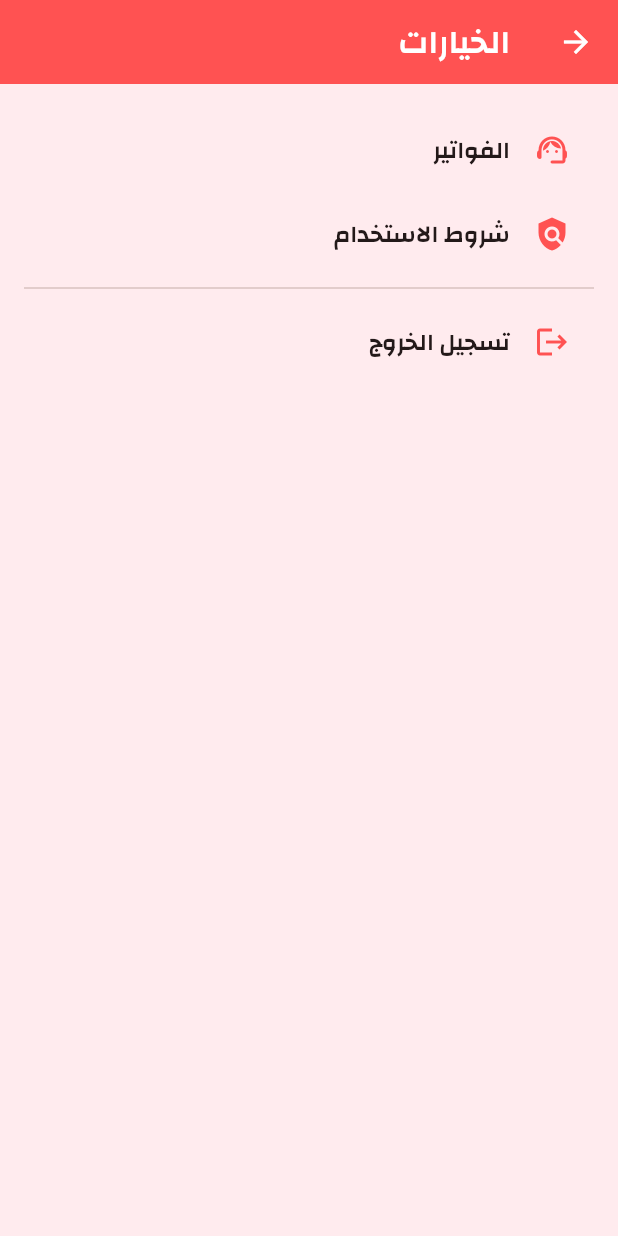
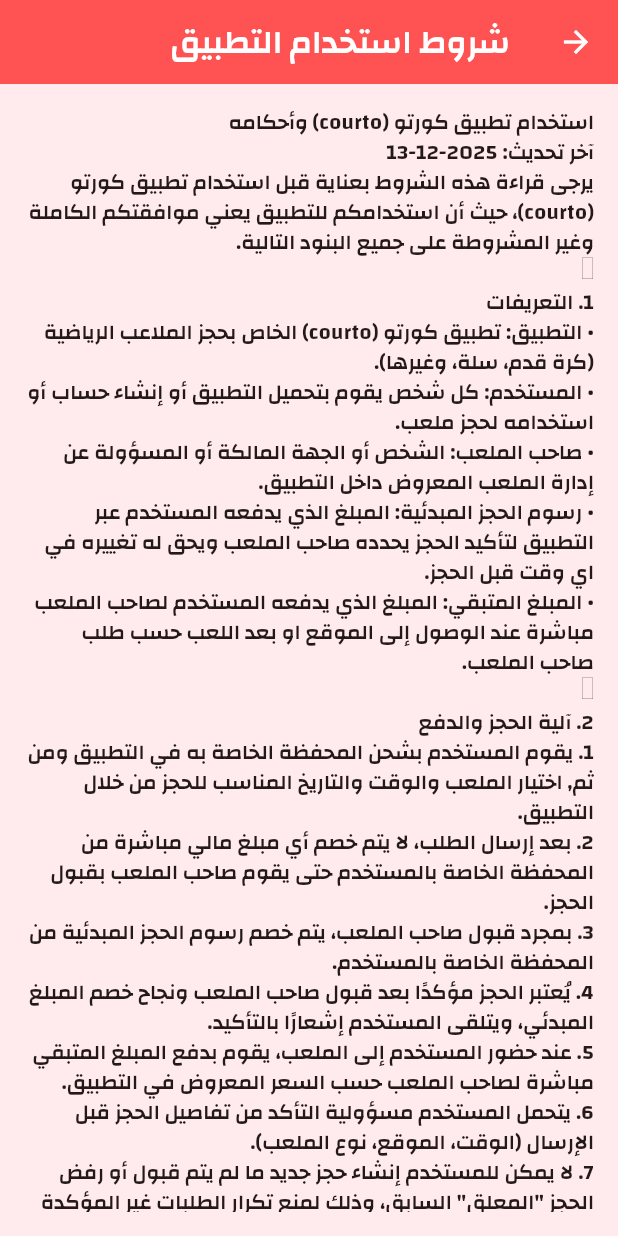
Before and after one commit to DeadMoza/courto_client, a Flutter app: the OptionsPage screen opened directly, after a tap on "شروط الاستخدام", on a phone screen of 412 x 824 dp. Run offline on Flutter 3.47's test engine with Material 3 defaults, Android fonts, the phone set to English and light mode, and no system bars; our stand-ins replace flutter_dotenv, shared_preferences, table_calendar; missing offline and left inert: onesignal_flutter; accounts and stored records are empty.

Commit message:
1.5.0 official release version. bug fixes and performance enhancements.

```diff
--- a/lib/pages/options_page.dart
+++ b/lib/pages/options_page.dart
@@ -1,4 +1,5 @@
 import 'package:client_app/pages/invoices_page.dart';
+import 'package:client_app/pages/policy_page.dart';
 import 'package:flutter/material.dart';
 import '../services/auth_service.dart';
 import 'login_page.dart';
@@ -60,7 +61,7 @@ class OptionsPage extends StatelessWidget {
           padding: const EdgeInsets.all(16),
           children: [
             ListTile(
-              leading: const Icon(Icons.support_agent_rounded, color: Colors.redAccent),
+              leading: const Icon(Icons.receipt_long, color: Colors.redAccent),
               title: const Text("الفواتير"),
               onTap: () {
                 Navigator.push(context, MaterialPageRoute(builder: (_) => const InvoicesPage()));
@@ -71,7 +72,7 @@ class OptionsPage extends StatelessWidget {
               leading: const Icon(Icons.policy, color: Colors.redAccent),
               title: const Text("شروط الاستخدام"),
               onTap: () {
-
+                Navigator.push(context, MaterialPageRoute(builder: (_) => const PolicyPage()));
               },
             ),
             const Divider(),
--- /dev/null
+++ b/lib/pages/policy_page.dart
@@ -0,0 +1,112 @@
+import 'package:flutter/material.dart';
+
+class PolicyPage extends StatelessWidget {
+  const PolicyPage({super.key});
+
+  @override
+  Widget build(BuildContext context) {
+    return Scaffold(
+      appBar: AppBar(
+        title: const Text("شروط استخدام التطبيق"),
+        backgroundColor: Colors.redAccent,
+        foregroundColor: Colors.white,
+      ),
+      backgroundColor: Colors.red[50],
+      body: Padding(
+        padding: const EdgeInsets.all(16.0),
+        child: SingleChildScrollView(
+          child: Column(
+            crossAxisAlignment: CrossAxisAlignment.start,
+            children: const [
+Text(
+  'استخدام تطبيق كورتو (courto) وأحكامه\n'
+  'آخر تحديث: 2025-12-13\n'
+  'يرجى قراءة هذه الشروط بعناية قبل استخدام تطبيق كورتو (courto)، حيث أن استخدامكم للتطبيق يعني موافقتكم الكاملة وغير المشروطة على جميع البنود التالية.\n'
+  '⸻\n'
+  '1. التعريفات\n'
+  '• التطبيق: تطبيق كورتو (courto) الخاص بحجز الملاعب الرياضية (كرة قدم، سلة، وغيرها).\n'
+  '• المستخدم: كل شخص يقوم بتحميل التطبيق أو إنشاء حساب أو استخدامه لحجز ملعب.\n'
+  '• صاحب الملعب: الشخص أو الجهة المالكة أو المسؤولة عن إدارة الملعب المعروض داخل التطبيق.\n'
+  '• رسوم الحجز المبدئية: المبلغ الذي يدفعه المستخدم عبر التطبيق لتأكيد الحجز يحدده صاحب الملعب ويحق له تغييره في اي وقت قبل الحجز.\n'
+  '• المبلغ المتبقي: المبلغ الذي يدفعه المستخدم لصاحب الملعب مباشرة عند الوصول إلى الموقع او بعد اللعب حسب طلب صاحب الملعب.\n'
+  '⸻\n'
+  '2. آلية الحجز والدفع\n'
+  '1. يقوم المستخدم بشحن المحفظة الخاصة به في التطبيق ومن ثم, اختيار الملعب والوقت والتاريخ المناسب للحجز من خلال التطبيق.\n'
+  '2. بعد إرسال الطلب، لا يتم خصم أي مبلغ مالي مباشرة من المحفظة الخاصة بالمستخدم حتى يقوم صاحب الملعب بقبول الحجز.\n'
+  '3. بمجرد قبول صاحب الملعب، يتم خصم رسوم الحجز المبدئية من المحفظة الخاصة بالمستخدم.\n'
+  '4. يُعتبر الحجز مؤكدًا بعد قبول صاحب الملعب ونجاح خصم المبلغ المبدئي، ويتلقى المستخدم إشعارًا بالتأكيد.\n'
+  '5. عند حضور المستخدم إلى الملعب، يقوم بدفع المبلغ المتبقي مباشرة لصاحب الملعب حسب السعر المعروض في التطبيق.\n'
+  '6. يتحمل المستخدم مسؤولية التأكد من تفاصيل الحجز قبل الإرسال (الوقت، الموقع، نوع الملعب).\n'
+  '7. لا يمكن للمستخدم إنشاء حجز جديد ما لم يتم قبول أو رفض الحجز "المعلق" السابق، وذلك لمنع تكرار الطلبات غير المؤكدة وضمان عدالة نظام الحجز.\n'
+  '⸻\n'
+  '3. الاشتراك الشهري\n'
+  '1. يتيح تطبيق كورتو (courto) خيار الاشتراك الشهري في بعض الملاعب المشاركة، وذلك وفقًا لتفعيل هذه الخدمة من قبل صاحب الملعب.\n'
+  '2. يمنح الاشتراك الشهري المستخدم حجزًا ثابتًا ليوم واحد في الأسبوع (مثل الأحد، الاثنين، ...)، لمدة شهر كامل أي أربع جلسات (أربعة أسابيع متتالية).\n'
+  '3. آلية الدفع والتقييم:\n'
+  '• يدفع المستخدم رسومًا مبدئية عبر التطبيق لتأكيد الاشتراك، وتُحسب رسوم الاشتراك المبدئية حسب عدد الساعات الكلي.\n'
+  '• يُدفع باقي المبلغ مباشرة لصاحب الملعب عند أول جلسة وفقًا للسعر المحدد في صفحة الملعب داخل التطبيق.\n'
+  '> ملاحظة: تعتبر المبالغ المدفوعة عبر التطبيق رسوم تأكيد للاشتراك الشهري ولا تُسترد إلا وفق الحالات المحددة أدناه.\n'
+  '4. الإلغاء والاسترجاع:\n'
+  '• يُطبق على الاشتراك الشهري نفس أحكام الإلغاء والاسترجاع المعمول بها في البند (4) من هذه الشروط.\n'
+  '• لا يمكن للمستخدم إلغاء الاشتراك أو استرجاع الرسوم المبدئية بعد قبول الاشتراك من صاحب الملعب أو بعد بدء أول جلسة.\n'
+  '• يحق لصاحب الملعب الإلغاء أو تعديل الجلسات في حالات الضرورة (مثل سوء الأحوال الجوية أو الصيانة الطارئة)، ويتم استرجاع المبلغ المقابل لتلك الجلسة فقط إلى محفظة المستخدم.\n'
+  '5. حضور المستخدم:\n'
+  '• في حال غياب المستخدم عن أي جلسة من جلسات الاشتراك لأي سبب، لا يحق له المطالبة بجلسة بديلة أو استرجاع أي مبلغ.\n'
+  '6. لا يجوز نقل أو تأجير الاشتراك الشهري أو مشاركته مع أطراف أخرى بدون موافقة مسبقة من صاحب الملعب.\n'
+  '7. يحتفظ التطبيق ومالكو الملاعب بحق تعديل أو إيقاف خدمة الاشتراك الشهري في أي وقت مع إشعار مسبق للمستخدمين، مع احترام حقوق الاسترجاع للجلسات غير المنفذة.\n'
+  '⸻\n'
+  '4. الإلغاء والاسترجاع\n'
+  '1. لا يمكن للمستخدم إلغاء الحجز إلا بعد مرور 20 دقيقة على إنشاء الحجز، وذلك لمنع تكرار عمليات الإلغاء العشوائية.\n'
+  '2. إذا تم قبول الحجز من قبل صاحب الملعب فلا يمكن للمستخدم إلغاؤه أو استرجاع المبلغ المبدئي.\n'
+  '3. في حال قبول الحجز من صاحب الملعب ثم عدم حضور المستخدم في الوقت المحدد أو تغييره، لا تُسترد رسوم الحجز المبدئية.\n'
+  '4. يحق لصاحب الملعب إلغاء الحجز في حالات الضرورة (مثل سوء الأحوال الجوية أو الصيانة الطارئة). في هذه الحالة يتم استرجاع كامل المبلغ المبدئي إلى محفظة المستخدم.\n'
+  '5. يحتفظ التطبيق بحق تعليق أو حظر أي مستخدم يقوم بسلوك مضر أو تكرار إلغاء الحجز بشكل يضر بالنظام.\n'
+  '⸻\n'
+  '5. مسؤوليات المستخدم\n'
+  '1. تقديم بيانات صحيحة أثناء التسجيل والحجز.\n'
+  '2. الالتزام بالحضور في الوقت المحدد واحترام تعليمات وقواعد استخدام الملعب.\n'
+  '3. يُمنع نقل أو تأجير الحجز لشخص آخر دون موافقة مسبقة من صاحب الملعب.\n'
+  '4. يتحمل المستخدم أي أضرار يتسبب بها أثناء استخدام الملعب.\n'
+  '⸻\n'
+  '6. مسؤوليات أصحاب الملاعب\n'
+  '1. الالتزام بتوفير الملعب في الوقت المحدد.\n'
+  '2. تحمل المسؤولية عن أي إلغاء أو تغيير بعد تأكيد الحجز.\n'
+  '3. عرض الأسعار بشكل واضح وشفاف دون رسوم مخفية.\n'
+  '⸻\n'
+  '7. مسؤولية تطبيق كورتو (courto)\n'
+  '1. يعمل التطبيق كوسيط إلكتروني فقط بين المستخدمين وأصحاب الملاعب.\n'
+  '2. لا يتحمل التطبيق مسؤولية عن:\n'
+  '• جودة أو نظافة أو جاهزية الملاعب.\n'
+  '• أي نزاع مالي بين المستخدم وصاحب الملعب.\n'
+  '• أي ضرر مادي أو جسدي أثناء استخدام الملعب.\n'
+  '3. لا يتحمل التطبيق مسؤولية الأخطاء الناتجة عن إدخال بيانات غير صحيحة.\n'
+  '4. يحتفظ التطبيق بحق تعليق أو حذف الحسابات المخالفة أو المسيئة.\n'
+  '⸻\n'
+  '8. الخصوصية وحماية البيانات\n'
+  '1. يتم حفظ بيانات المستخدمين بشكل آمن وفق سياسة الخصوصية.\n'
+  '2. لا تُشارك البيانات مع أي طرف ثالث إلا بموافقة المستخدم أو بأمر قانوني.\n'
+  '3. يحق للتطبيق استخدام البيانات الإحصائية المجهولة لتحسين الخدمات.\n'
+  '⸻\n'
+  '9. الملكية الفكرية\n'
+  'جميع المحتويات والعلامات التجارية والتصاميم داخل تطبيق كورتو مملوكة له ومحميّة قانونيًا. يُمنع نسخ أو إعادة استخدام أي جزء منها دون إذن مسبق.\n'
+  '⸻\n'
+  '10. التعديلات على الشروط\n'
+  'يحتفظ تطبيق كورتو بحق تعديل هذه الشروط في أي وقت. يعتبر استمرار المستخدم في استخدام التطبيق بعد نشر التعديلات موافقة ضمنية على النسخة المحدّثة.\n'
+  '⸻\n'
+  '11. القوانين المطبقة وحل النزاعات\n'
+  'تخضع هذه الشروط للقوانين المعمول بها في دولة ليبيا. في حال حدوث أي نزاع، تكون الجهات القضائية الليبية المختصة هي المرجع الحصري للفصل فيه.\n'
+  '⸻\n'
+  '12. التواصل\n'
+  'للاستفسارات أو الشكاوى:\n'
+  'courtolibya@gmail.com',
+  textDirection: TextDirection.rtl,
+)
+
+
+            ],
+          ),
+        ),
+      ),
+    );
+  }
+}
```
